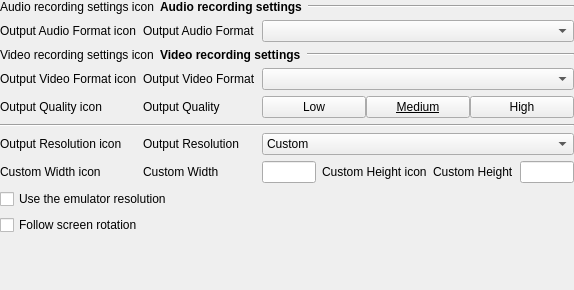
Before: the Qt Designer form src/gui/designer/wdgSettingsRecording.ui in punesemu/puNES, drawn with Qt 5.
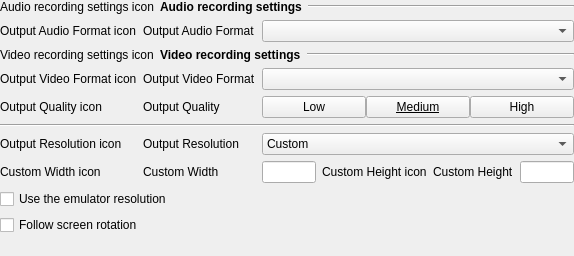
After: the same form once the commit is applied. Custom widgets are drawn as their Qt base class.

```diff
--- a/src/gui/designer/wdgSettingsRecording.ui
+++ b/src/gui/designer/wdgSettingsRecording.ui
@@ -7,7 +7,7 @@
     <x>0</x>
     <y>0</y>
     <width>574</width>
-    <height>290</height>
+    <height>256</height>
    </rect>
   </property>
   <property name="focusPolicy">
```
